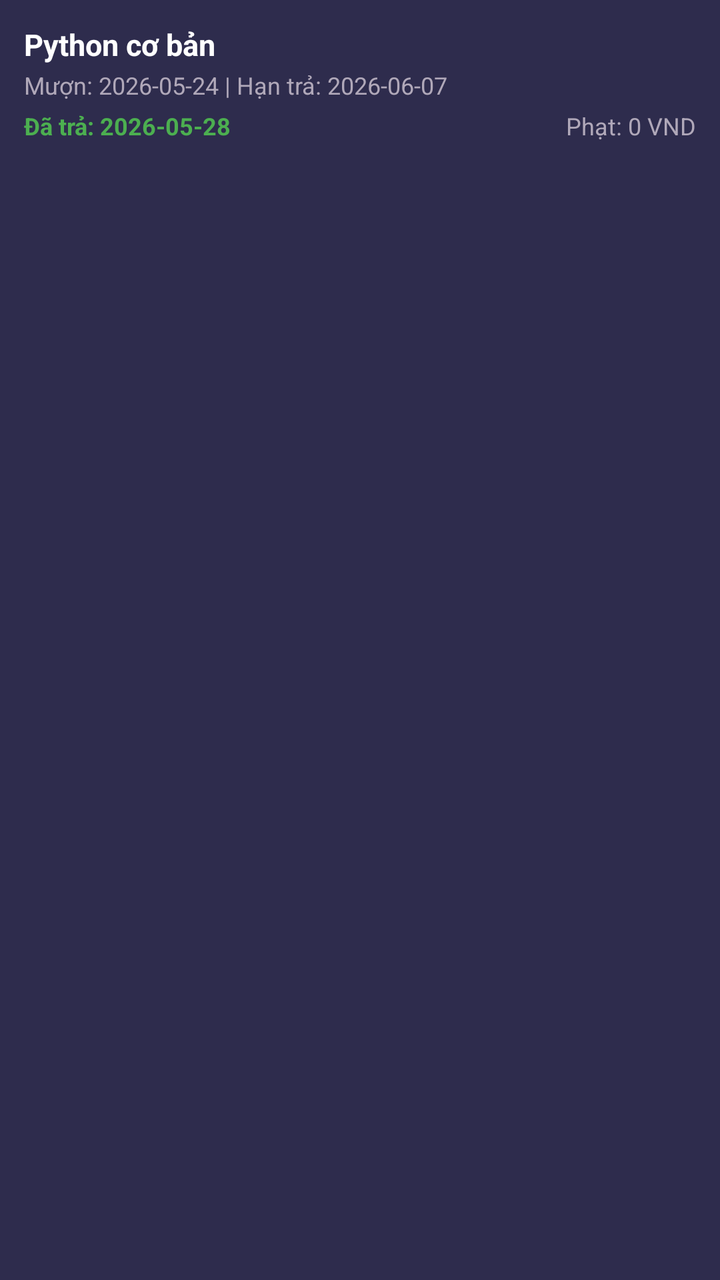
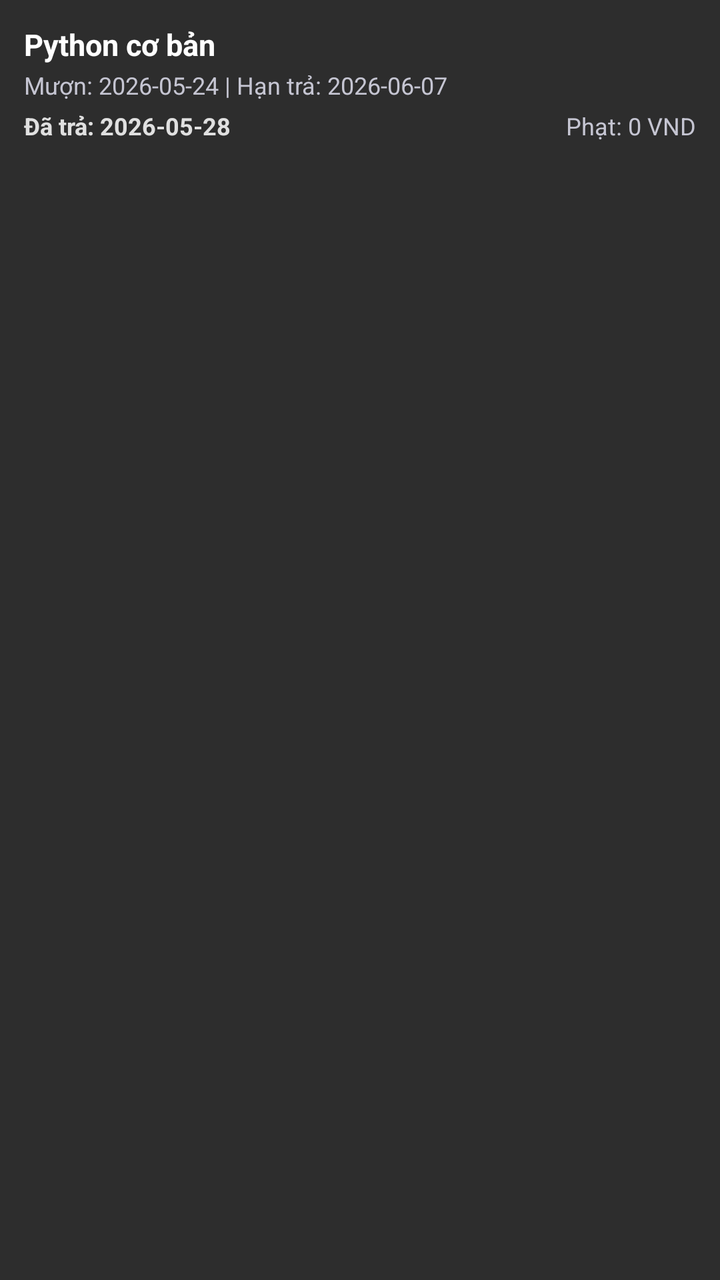

The first picture is an Android layout as it rendered before a commit; the second is the same layout after the commit. The layout source and the unified diff follow.
<!-- AndroidManifest.xml: application theme Theme.QLTV -->
<!-- res/layout/item_history.xml -->
<?xml version="1.0" encoding="utf-8"?>
<LinearLayout xmlns:android="http://schemas.android.com/apk/res/android"
    android:layout_width="match_parent"
    android:layout_height="wrap_content"
    android:background="#2E2C4D"
    android:layout_marginVertical="4dp"
    android:orientation="vertical"
    android:padding="12dp">

    <TextView
        android:id="@+id/txtHistBookTitle"
        android:layout_width="wrap_content"
        android:layout_height="wrap_content"
        android:text="Python cơ bản"
        android:textColor="#FFFFFF"
        android:textSize="15sp"
        android:textStyle="bold" />

    <TextView
        android:id="@+id/txtHistDates"
        android:layout_width="wrap_content"
        android:layout_height="wrap_content"
        android:layout_marginTop="2dp"
        android:text="Mượn: 2026-05-24 | Hạn trả: 2026-06-07"
        android:textColor="#B0A8B9"
        android:textSize="12sp" />

    <LinearLayout
        android:layout_width="match_parent"
        android:layout_height="wrap_content"
        android:layout_marginTop="4dp"
        android:gravity="center_vertical"
        android:orientation="horizontal">

        <TextView
            android:id="@+id/txtHistReturnDate"
            android:layout_width="wrap_content"
            android:layout_height="wrap_content"
            android:text="Đã trả: 2026-05-28"
            android:textColor="#4CAF50"
            android:textSize="12sp"
            android:textStyle="bold" />

        <View
            android:layout_width="0dp"
            android:layout_height="1dp"
            android:layout_weight="1" />

        <TextView
            android:id="@+id/txtHistFine"
            android:layout_width="wrap_content"
            android:layout_height="wrap_content"
            android:text="Phạt: 0 VND"
            android:textColor="#B0A8B9"
            android:textSize="12sp" />
    </LinearLayout>
</LinearLayout>
<!-- resources referenced by this layout -->
<resources>
  <style name="Theme.QLTV" parent="Base.Theme.QLTV" />
  <style name="Base.Theme.QLTV" parent="Theme.Material3.DayNight.NoActionBar">
          
          
      </style>
</resources>

<!-- the commit's change to res/layout/item_history.xml (unified diff, before → after) -->
@@ -2,7 +2,7 @@
 <LinearLayout xmlns:android="http://schemas.android.com/apk/res/android"
     android:layout_width="match_parent"
     android:layout_height="wrap_content"
-    android:background="#2E2C4D"
+    android:background="#2D2D2D"
     android:layout_marginVertical="4dp"
     android:orientation="vertical"
     android:padding="12dp">
@@ -22,7 +22,7 @@
         android:layout_height="wrap_content"
         android:layout_marginTop="2dp"
         android:text="Mượn: 2026-05-24 | Hạn trả: 2026-06-07"
-        android:textColor="#B0A8B9"
+        android:textColor="#C5C5D2"
         android:textSize="12sp" />
 
     <LinearLayout
@@ -37,7 +37,7 @@
             android:layout_width="wrap_content"
             android:layout_height="wrap_content"
             android:text="Đã trả: 2026-05-28"
-            android:textColor="#4CAF50"
+            android:textColor="#E0E0E0"
             android:textSize="12sp"
             android:textStyle="bold" />
 
@@ -51,7 +51,7 @@
             android:layout_width="wrap_content"
             android:layout_height="wrap_content"
             android:text="Phạt: 0 VND"
-            android:textColor="#B0A8B9"
+            android:textColor="#C5C5D2"
             android:textSize="12sp" />
     </LinearLayout>
 </LinearLayout>
